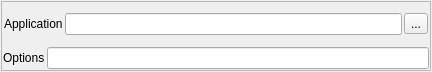
First picture: the form in vTrazer/runconf.ui, repository joescott/vTracer, before the edit.
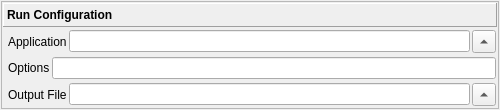
Second picture: the form after the edit. Icons and pictures are not drawn.

Patch:
```diff
--- a/vTrazer/runconf.ui
+++ b/vTrazer/runconf.ui
@@ -6,14 +6,14 @@
    <rect>
     <x>0</x>
     <y>0</y>
-    <width>432</width>
-    <height>72</height>
+    <width>500</width>
+    <height>110</height>
    </rect>
   </property>
   <property name="maximumSize">
    <size>
     <width>16777215</width>
-    <height>100</height>
+    <height>110</height>
    </size>
   </property>
   <property name="windowTitle">
@@ -52,8 +52,8 @@
        <rect>
         <x>0</x>
         <y>0</y>
-        <width>428</width>
-        <height>68</height>
+        <width>496</width>
+        <height>106</height>
        </rect>
       </property>
       <layout class="QVBoxLayout" name="verticalLayout">
@@ -72,6 +72,29 @@
        <property name="bottomMargin">
         <number>1</number>
        </property>
+       <item>
+        <widget class="QLabel" name="label_3">
+         <property name="enabled">
+          <bool>true</bool>
+         </property>
+         <property name="font">
+          <font>
+           <weight>75</weight>
+           <bold>true</bold>
+           <underline>false</underline>
+          </font>
+         </property>
+         <property name="frameShape">
+          <enum>QFrame::Panel</enum>
+         </property>
+         <property name="frameShadow">
+          <enum>QFrame::Raised</enum>
+         </property>
+         <property name="text">
+          <string>Run Configuration</string>
+         </property>
+        </widget>
+       </item>
        <item>
         <widget class="QWidget" name="widget" native="true">
          <layout class="QHBoxLayout" name="horizontalLayout">
@@ -79,7 +102,7 @@
            <number>2</number>
           </property>
           <property name="leftMargin">
-           <number>1</number>
+           <number>5</number>
           </property>
           <property name="topMargin">
            <number>1</number>
@@ -98,7 +121,11 @@
            </widget>
           </item>
           <item>
-           <widget class="QLineEdit" name="appPath"/>
+           <widget class="QLineEdit" name="appPath">
+            <property name="clearButtonEnabled">
+             <bool>true</bool>
+            </property>
+           </widget>
           </item>
           <item>
            <widget class="QToolButton" name="getAppButton">
@@ -109,6 +136,12 @@
              <iconset>
               <normaloff>:/images/custom.png</normaloff>:/images/custom.png</iconset>
             </property>
+            <property name="autoRaise">
+             <bool>false</bool>
+            </property>
+            <property name="arrowType">
+             <enum>Qt::UpArrow</enum>
+            </property>
            </widget>
           </item>
          </layout>
@@ -116,6 +149,21 @@
        </item>
        <item>
         <layout class="QHBoxLayout" name="horizontalLayout_3">
+         <property name="spacing">
+          <number>2</number>
+         </property>
+         <property name="leftMargin">
+          <number>5</number>
+         </property>
+         <property name="topMargin">
+          <number>1</number>
+         </property>
+         <property name="rightMargin">
+          <number>1</number>
+         </property>
+         <property name="bottomMargin">
+          <number>1</number>
+         </property>
          <item>
           <widget class="QLabel" name="label">
            <property name="text">
@@ -124,7 +172,54 @@
           </widget>
          </item>
          <item>
-          <widget class="QLineEdit" name="appOptions"/>
+          <widget class="QLineEdit" name="appOptions">
+           <property name="clearButtonEnabled">
+            <bool>true</bool>
+           </property>
+          </widget>
+         </item>
+        </layout>
+       </item>
+       <item>
+        <layout class="QHBoxLayout" name="horizontalLayout_4">
+         <property name="spacing">
+          <number>2</number>
+         </property>
+         <property name="leftMargin">
+          <number>5</number>
+         </property>
+         <property name="topMargin">
+          <number>1</number>
+         </property>
+         <property name="rightMargin">
+          <number>1</number>
+         </property>
+         <property name="bottomMargin">
+          <number>1</number>
+         </property>
+         <item>
+          <widget class="QLabel" name="label_2">
+           <property name="text">
+            <string>Output File</string>
+           </property>
+          </widget>
+         </item>
+         <item>
+          <widget class="QLineEdit" name="lineEdit">
+           <property name="clearButtonEnabled">
+            <bool>true</bool>
+           </property>
+          </widget>
+         </item>
+         <item>
+          <widget class="QToolButton" name="getOutputButton">
+           <property name="text">
+            <string>...</string>
+           </property>
+           <property name="arrowType">
+            <enum>Qt::UpArrow</enum>
+           </property>
+          </widget>
          </item>
         </layout>
        </item>
```
